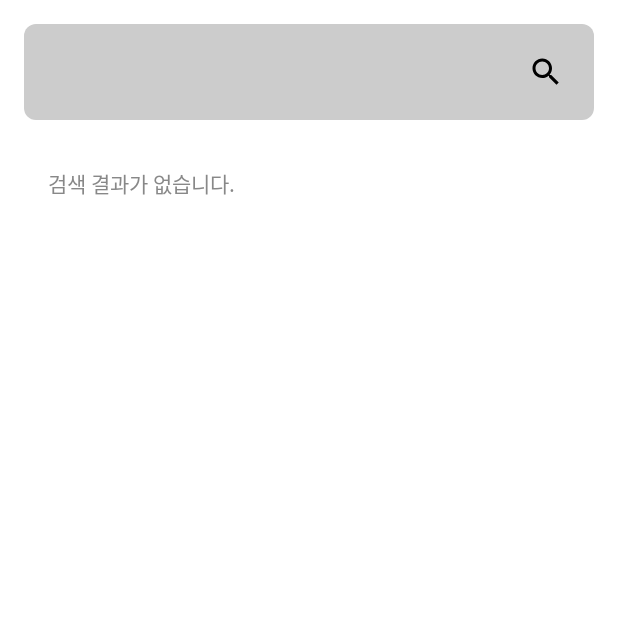
After one commit to sigorzav/sing-mate, an Android app built with Jetpack Compose: the MusicSearchScreen screen opened through its navigation route, on a phone screen of 412 x 824 dp, the top half of it. The commit adds this screen. Run offline under Robolectric (Android 15) with nearby library versions, the phone set to English and light mode, and no system bars.

Commit message:
feat: 노래 검색 화면 추가 (SongActivity, MusicSearch..)

```diff
--- a/Android/SingMate/app/build.gradle.kts
+++ b/Android/SingMate/app/build.gradle.kts
@@ -70,6 +70,12 @@ dependencies {
     // Debug 용 UI Tool
     debugImplementation(libs.debug.compose.ui.tooling)
 
+    // API
+    implementation(libs.okhttp)
+    implementation(libs.retrofit)
+    implementation(libs.retrofit.gson)
+    implementation(libs.gson)
+
     testImplementation(libs.junit)
     androidTestImplementation(libs.androidx.junit)
     androidTestImplementation(libs.androidx.espresso.core)
--- a/Android/SingMate/app/src/main/java/com/sigorzav/singmate/AuthActivity.kt
+++ b/Android/SingMate/app/src/main/java/com/sigorzav/singmate/AuthActivity.kt
@@ -9,6 +9,7 @@ import androidx.lifecycle.viewmodel.compose.viewModel
 import androidx.navigation.compose.NavHost
 import androidx.navigation.compose.composable
 import androidx.navigation.compose.rememberNavController
+import com.sigorzav.singmate.viewmodel.auth.AuthViewModel
 
 class AuthActivity : ComponentActivity() {
     override fun onCreate(savedInstanceState: Bundle?) {
--- /dev/null
+++ b/Android/SingMate/app/src/main/java/com/sigorzav/singmate/SongActivity.kt
@@ -0,0 +1,29 @@
+package com.sigorzav.singmate
+
+import android.os.Bundle
+import androidx.activity.ComponentActivity
+import androidx.activity.compose.setContent
+import androidx.lifecycle.viewmodel.compose.viewModel
+import androidx.navigation.compose.NavHost
+import androidx.navigation.compose.composable
+import androidx.navigation.compose.rememberNavController
+import com.sigorzav.singmate.ui.song.MusicSearchScreen
+import com.sigorzav.singmate.viewmodel.song.MusicSearchViewModel
+
+class SongActivity : ComponentActivity() {
+    override fun onCreate(savedInstanceState: Bundle?) {
+        super.onCreate(savedInstanceState)
+        //enableEdgeToEdge()
+
+        setContent {
+            val navController = rememberNavController()
+            val viewModel: MusicSearchViewModel = viewModel()
+
+            NavHost(navController = navController, startDestination = "music_search") {
+                composable("music_search") {
+                    MusicSearchScreen(viewModel = viewModel)
+                }
+            }
+        }
+    }
+}
--- a/Android/SingMate/app/src/main/java/com/sigorzav/singmate/ui/auth/SignInScreen.kt
+++ b/Android/SingMate/app/src/main/java/com/sigorzav/singmate/ui/auth/SignInScreen.kt
@@ -5,7 +5,7 @@ import androidx.compose.ui.Alignment
 import androidx.compose.ui.Modifier
 import androidx.compose.ui.text.input.PasswordVisualTransformation
 import androidx.compose.ui.unit.dp
-import com.sigorzav.singmate.AuthViewModel
+import com.sigorzav.singmate.viewmodel.auth.AuthViewModel
 
 @Composable
 fun SignInScreen(viewModel: AuthViewModel, onSignUpClick: () -> Unit) {
--- a/Android/SingMate/app/src/main/java/com/sigorzav/singmate/ui/auth/SignUpScreen.kt
+++ b/Android/SingMate/app/src/main/java/com/sigorzav/singmate/ui/auth/SignUpScreen.kt
@@ -5,7 +5,7 @@ import androidx.compose.ui.Alignment
 import androidx.compose.ui.Modifier
 import androidx.compose.ui.text.input.PasswordVisualTransformation
 import androidx.compose.ui.unit.dp
-import com.sigorzav.singmate.AuthViewModel
+import com.sigorzav.singmate.viewmodel.auth.AuthViewModel
 
 @Composable
 fun SignUpScreen(viewModel: AuthViewModel, onSignInClick: () -> Unit) {
--- /dev/null
+++ b/Android/SingMate/app/src/main/java/com/sigorzav/singmate/ui/song/MusicSearchScreen.kt
@@ -0,0 +1,104 @@
+package com.sigorzav.singmate.ui.song
+
+import androidx.compose.foundation.background
+import androidx.compose.foundation.layout.*
+import androidx.compose.foundation.lazy.LazyColumn
+import androidx.compose.foundation.lazy.items
+import androidx.compose.foundation.text.BasicTextField
+import androidx.compose.foundation.text.KeyboardActions
+import androidx.compose.foundation.text.KeyboardOptions
+import androidx.compose.material.icons.Icons
+import androidx.compose.material.icons.filled.Search
+import androidx.compose.material3.Card
+import androidx.compose.material3.Icon
+import androidx.compose.material3.IconButton
+import androidx.compose.material3.MaterialTheme
+import androidx.compose.material3.Text
+import androidx.compose.runtime.*
+import androidx.compose.ui.Alignment
+import androidx.compose.ui.Modifier
+import androidx.compose.ui.graphics.Color
+import androidx.compose.ui.platform.LocalContext
+import androidx.compose.ui.text.input.ImeAction
+import androidx.compose.ui.tooling.preview.Preview
+import androidx.compose.ui.unit.dp
+import androidx.lifecycle.viewmodel.compose.viewModel
+import com.sigorzav.singmate.viewmodel.song.MusicSearchViewModel
+
+@Composable
+fun MusicSearchScreen(viewModel: MusicSearchViewModel = viewModel()) {
+    val context = LocalContext.current
+    var query by remember { mutableStateOf("") }
+    val searchResults by viewModel.searchResults.collectAsState()
+
+    Column(
+        modifier = Modifier
+            .fillMaxSize()
+            .background(Color.White)
+            .padding(16.dp)
+    ) {
+        // 검색 입력 필드
+        Row(
+            modifier = Modifier
+                .fillMaxWidth()
+                .background(Color.LightGray, shape = MaterialTheme.shapes.small)
+                .padding(8.dp),
+            verticalAlignment = Alignment.CenterVertically
+        ) {
+            BasicTextField(
+                value = query,
+                onValueChange = { query = it },
+                keyboardOptions = KeyboardOptions.Default.copy(imeAction = ImeAction.Search),
+                keyboardActions = KeyboardActions(onSearch = {
+                    viewModel.searchMusic(query)
+                }),
+                modifier = Modifier
+                    .weight(1f)
+                    .padding(8.dp)
+            )
+
+            IconButton(onClick = {
+                viewModel.searchMusic(query)
+            }) {
+                Icon(Icons.Default.Search, contentDescription = "Search")
+            }
+        }
+
+        Spacer(modifier = Modifier.height(16.dp))
+
+        // 검색 결과 리스트
+        if (searchResults.isNotEmpty()) {
+            LazyColumn {
+                items(searchResults) { song ->
+                    SongItem(song)
+                }
+            }
+        } else {
+            Text(
+                text = "검색 결과가 없습니다.",
+                modifier = Modifier.padding(16.dp),
+                color = Color.Gray
+            )
+        }
+    }
+}
+
+@Composable
+fun SongItem(song: String) {
+    Card(
+        modifier = Modifier
+            .fillMaxWidth()
+            .padding(vertical = 4.dp)
+    ) {
+        Text(
+            text = song,
+            modifier = Modifier.padding(16.dp)
+        )
+    }
+}
+
+@Preview(showBackground = true)
+@Composable
+fun PreviewMusicSearchScreen() {
+    MusicSearchScreen()
+}
--- a/Android/SingMate/app/src/main/java/com/sigorzav/singmate/AuthViewModel.kt
+++ b/Android/SingMate/app/src/main/java/com/sigorzav/singmate/viewmodel/auth/AuthViewModel.kt
@@ -1,10 +1,8 @@
-package com.sigorzav.singmate
+package com.sigorzav.singmate.viewmodel.auth
 
 import androidx.lifecycle.ViewModel
-import androidx.lifecycle.viewModelScope
 import kotlinx.coroutines.flow.MutableStateFlow
 import kotlinx.coroutines.flow.StateFlow
-import kotlinx.coroutines.launch
 
 class AuthViewModel : ViewModel() {
 
--- /dev/null
+++ b/Android/SingMate/app/src/main/java/com/sigorzav/singmate/viewmodel/song/MusicSearchViewModel.kt
@@ -0,0 +1,25 @@
+package com.sigorzav.singmate.viewmodel.song
+
+import androidx.lifecycle.ViewModel
+import kotlinx.coroutines.flow.MutableStateFlow
+import kotlinx.coroutines.flow.StateFlow
+import okhttp3.OkHttpClient
+
+class MusicSearchViewModel : ViewModel() {
+
+    private val _searchResults = MutableStateFlow<List<String>>(emptyList())
+    val searchResults: StateFlow<List<String>> = _searchResults
+
+    private val client = OkHttpClient()
+
+    fun searchMusic(query: String) {
+        parseResults(
+            json = TODO()
+        )
+    }
+
+    private fun parseResults(json: String): List<String> {
+        // JSON 파싱 로직 (간단히 가정)
+        return listOf("노래 1", "노래 2", "노래 3") // 실제 JSON 파싱 필요
+    }
+}
```
Also changed, not shown: Android/SingMate/app/src/main/AndroidManifest.xml (+5 -2 lines), Android/SingMate/app/src/main/res/layout/activity_song.xml (added, +10 -0 lines), Android/SingMate/gradle/libs.versions.toml (+12 -3 lines).
